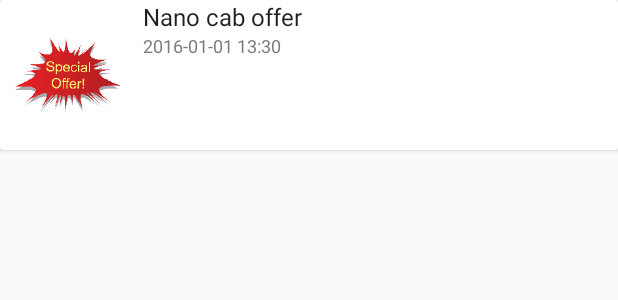
After one commit to dulajra/TaxiMasterCustomer, an Android app: the layout inflater_offers_list.xml on its own in the app's theme, with its tools: preview values and no code run, on a phone screen of 412 x 824 dp. The commit adds this screen. Shown: the top 300 px of the screen. Run offline under Robolectric (Android 15) with nearby library versions, the phone set to English and light mode, and no system bars.

Commit message:
Offers added

```diff
--- a/app/src/main/res/layout/fragment_pricing.xml
+++ b/app/src/main/res/layout/fragment_pricing.xml
@@ -82,7 +82,7 @@
 
                 <TextView
                     style="@style/PricingTextItem"
-                    android:text="Rs. 32/= per 1 km"
+                    android:text="Rs. 60/= per 1 km"
                     android:textStyle="bold"/>
 
                 <TextView
@@ -119,12 +119,12 @@
 
                 <TextView
                     style="@style/PricingTextItem"
-                    android:text="Rs. 32/= per 1 km"
+                    android:text="Rs. 72/= per 1 km"
                     android:textStyle="bold"/>
 
                 <TextView
                     style="@style/PricingTextItem"
-                    android:text="4 passengers" />
+                    android:text="11 passengers" />
 
                 <TextView
                     style="@style/PricingTextItem"
--- /dev/null
+++ b/app/src/main/res/layout/inflater_offers_list.xml
@@ -0,0 +1,51 @@
+<?xml version="1.0" encoding="utf-8"?>
+<android.support.v7.widget.CardView xmlns:android="http://schemas.android.com/apk/res/android"
+    android:id="@+id/card_view"
+    android:layout_width="match_parent"
+    android:layout_height="wrap_content">
+
+    <LinearLayout
+        android:layout_width="match_parent"
+        android:layout_height="100dp"
+        android:orientation="horizontal">
+
+        <ImageView
+            android:id="@+id/image_offer"
+            android:src="@drawable/ic_offer"
+            android:layout_height="100dp"
+            android:layout_width="90dp"
+            android:padding="10dp"
+            android:scaleType="centerInside"
+            android:adjustViewBounds="true"/>
+
+        <LinearLayout
+            android:id="@+id/linear_offer_item"
+            android:layout_width="wrap_content"
+            android:layout_height="match_parent"
+            android:layout_marginLeft="5dp"
+            android:orientation="vertical">
+
+            <TextView
+                android:id="@+id/text_title"
+                android:layout_width="match_parent"
+                android:layout_height="wrap_content"
+                android:textColor="@color/textColorDark"
+                android:textSize="16sp"
+                android:text="Nano cab offer"
+                android:maxLines="1"/>
+
+
+            <TextView
+                android:id="@+id/text_description"
+                android:layout_width="match_parent"
+                android:layout_height="wrap_content"
+                android:textColor="@color/textColorLight"
+                android:textSize="12sp"
+                android:text="2016-01-01 13:30"
+                android:maxLines="3"/>
+
+        </LinearLayout>
+
+    </LinearLayout>
+
+</android.support.v7.widget.CardView>
--- a/app/src/main/res/values/colors.xml
+++ b/app/src/main/res/values/colors.xml
@@ -8,7 +8,7 @@
     <color name="colorAccent">#42A5F5</color>
 
     <color name="textColorDark">#de000000</color>
-    <color name="textColorLight">#bebebe</color>
+    <color name="textColorLight">#7b7b7b</color>
     <color name="textColorAccepted">#32CD32</color>
     <color name="textColorPending">#FFA500</color>
     <color name="textColorRejected">#DC143C</color>
```
Also changed, not shown: app/src/main/java/com/innocept/taximastercustomer/model/foundation/Offer.java (added, +47 -0 lines), app/src/main/java/com/innocept/taximastercustomer/model/network/Communicator.java (+20 -0 lines), app/src/main/java/com/innocept/taximastercustomer/ui/activity/HomeActivity.java (+7 -7 lines), app/src/main/java/com/innocept/taximastercustomer/ui/adapters/OfferAdapter.java (added, +82 -0 lines), app/src/main/java/com/innocept/taximastercustomer/ui/fragment/OfferFragment.java (added, +99 -0 lines), app/src/main/res/layout/fragment_offers.xml (added, +28 -0 lines), app/src/main/res/drawable-hdpi/ic_offer.png (added).
